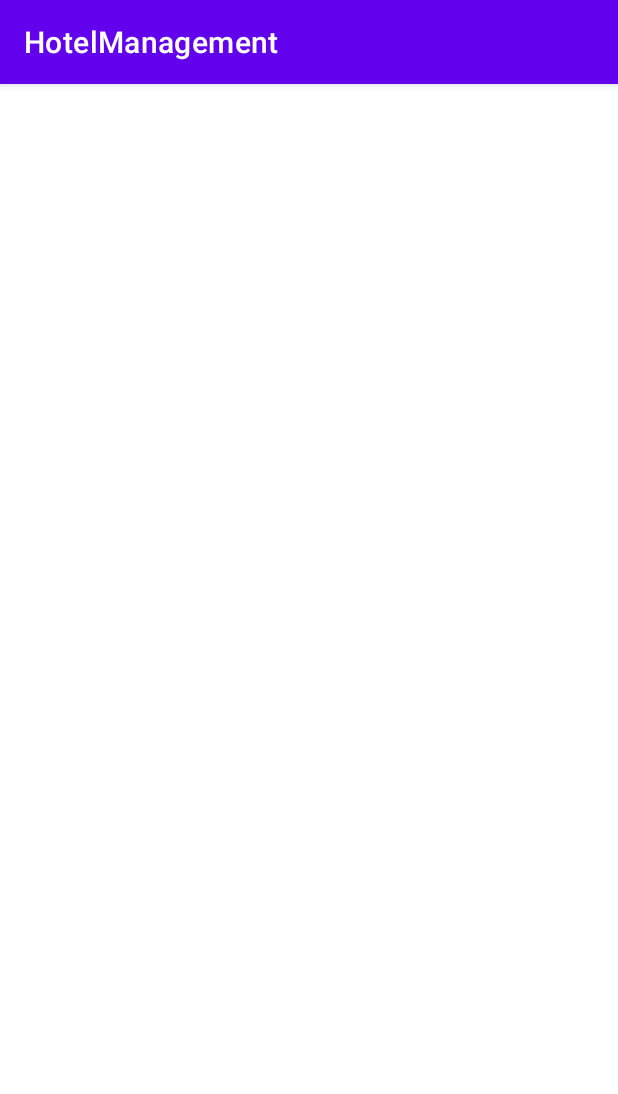
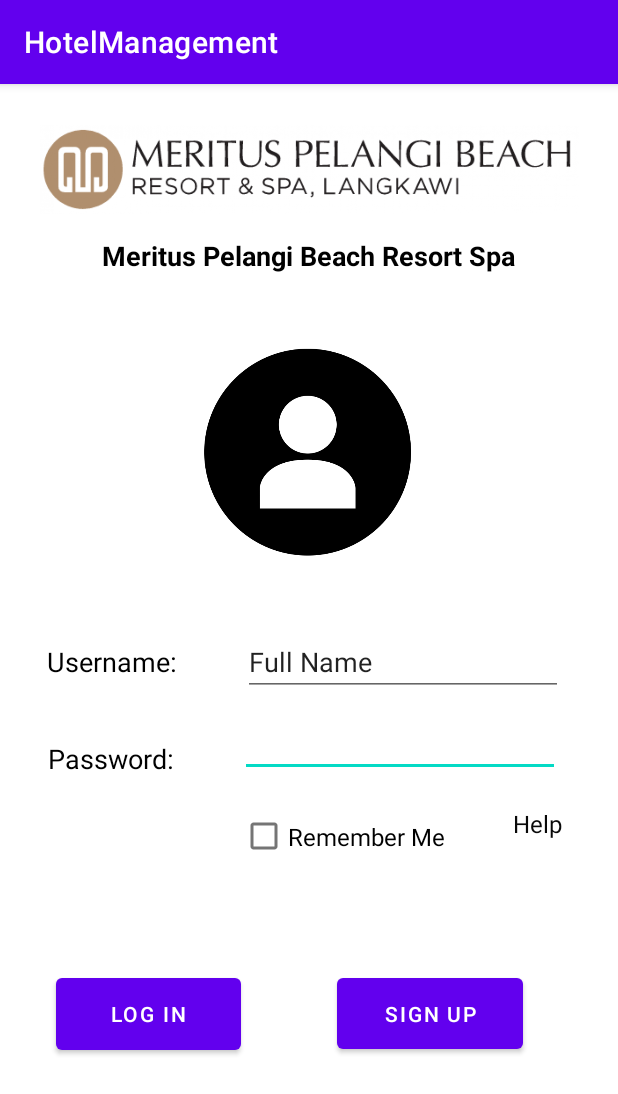
Before and after one commit to Lawrence-Lim/HotelManagement, an Android app: the screen it shows after launch (Login_Page), on a phone screen of 412 x 824 dp. Shown: the top 1094 px of the screen. Run offline under Robolectric (Android 15) with nearby library versions, the phone set to English and light mode, and no system bars.

Commit message:
Login Page

```diff
--- /dev/null
+++ b/app/src/main/res/drawable/custom_input.xml
@@ -0,0 +1,20 @@
+<?xml version="1.0" encoding="utf-8"?>
+<selector xmlns:android="http://schemas.android.com/apk/res/android">
+
+    <item android:state_enabled="true" android:state_focused="true">
+        <shape android:shape="rectangle">
+            <solid android:color="@android:color/white"/>
+            <corners android:radius="10dp"/>
+            <stroke android:color="@color/purple_200" android:width="1dp"/>
+        </shape>
+    </item>
+        <item android:state_enabled="true">
+            <shape android:shape="rectangle">
+                <solid android:color="@android:color/white"/>
+                <corners android:radius="10dp"/>
+                <stroke android:color="@android:color/darker_gray" android:width="1dp" />
+            </shape>
+        </item>
+
+
+</selector>
--- a/app/src/main/res/layout/activity_login__page.xml
+++ b/app/src/main/res/layout/activity_login__page.xml
@@ -6,4 +6,139 @@
     android:layout_height="match_parent"
     tools:context=".Login_Page">
 
+    <TextView
+        android:id="@+id/textView"
+        android:layout_width="wrap_content"
+        android:layout_height="wrap_content"
+        android:layout_marginTop="4dp"
+        android:text="@string/meritus_pelangi_beach_resort_spa"
+        android:textColor="@color/black"
+        android:textSize="18sp"
+        android:textStyle="bold"
+        app:layout_constraintEnd_toEndOf="parent"
+        app:layout_constraintStart_toStartOf="parent"
+        app:layout_constraintTop_toBottomOf="@+id/imageView" />
+
+    <ImageView
+        android:id="@+id/imageView"
+        android:layout_width="359dp"
+        android:layout_height="82dp"
+        android:layout_marginTop="16dp"
+        android:contentDescription="@string/login_logo"
+        app:layout_constraintEnd_toEndOf="parent"
+        app:layout_constraintStart_toStartOf="parent"
+        app:layout_constraintTop_toTopOf="parent"
+        app:srcCompat="@drawable/logo" />
+
+    <ImageView
+        android:id="@+id/imageView2"
+        android:layout_width="176dp"
+        android:layout_height="166dp"
+        android:layout_marginTop="36dp"
+        android:contentDescription="@string/user_logo"
+        app:layout_constraintEnd_toEndOf="parent"
+        app:layout_constraintHorizontal_bias="0.497"
+        app:layout_constraintStart_toStartOf="parent"
+        app:layout_constraintTop_toBottomOf="@+id/textView"
+        app:srcCompat="@drawable/user" />
+
+    <TextView
+        android:id="@+id/textView3"
+        android:layout_width="wrap_content"
+        android:layout_height="wrap_content"
+        android:layout_marginStart="32dp"
+        android:layout_marginTop="40dp"
+        android:text="@string/password"
+        android:textColor="#000000"
+        android:textSize="18sp"
+        app:layout_constraintStart_toStartOf="parent"
+        app:layout_constraintTop_toBottomOf="@+id/textView2" />
+
+    <TextView
+        android:id="@+id/textView2"
+        android:layout_width="wrap_content"
+        android:layout_height="wrap_content"
+        android:layout_marginStart="31dp"
+        android:layout_marginTop="44dp"
+        android:text="@string/username"
+        android:textColor="#000000"
+        android:textSize="18sp"
+        app:layout_constraintStart_toStartOf="parent"
+        app:layout_constraintTop_toBottomOf="@+id/imageView2" />
+
+    <EditText
+        android:id="@+id/editTextTextPassword"
+        android:layout_width="wrap_content"
+        android:layout_height="wrap_content"
+        android:layout_marginStart="44dp"
+        android:ems="10"
+        android:inputType="textPassword"
+        android:labelFor="@+id/editTextTextPassword"
+        app:layout_constraintBottom_toBottomOf="@+id/textView3"
+        app:layout_constraintStart_toEndOf="@+id/textView3"
+        app:layout_constraintTop_toTopOf="@+id/textView3"
+        app:layout_constraintVertical_bias="1.0"
+        android:autofillHints="" />
+
+    <EditText
+        android:id="@+id/editTextTextPersonName"
+        android:layout_width="wrap_content"
+        android:layout_height="wrap_content"
+        android:layout_marginStart="44dp"
+        android:ems="10"
+        android:inputType="textPersonName"
+        android:text="@string/full_name"
+        android:labelFor="@+id/editTextTextPersonName"
+        app:layout_constraintBottom_toBottomOf="@+id/textView2"
+        app:layout_constraintStart_toEndOf="@+id/textView2"
+        app:layout_constraintTop_toTopOf="@+id/textView2"
+        android:autofillHints="" />
+
+    <CheckBox
+        android:id="@+id/checkBox"
+        android:layout_width="153dp"
+        android:layout_height="39dp"
+        android:layout_marginStart="160dp"
+        android:layout_marginTop="20dp"
+        android:text="@string/remember_me"
+        android:textSize="16sp"
+        app:layout_constraintStart_toStartOf="parent"
+        app:layout_constraintTop_toBottomOf="@+id/editTextTextPassword" />
+
+    <Button
+        android:id="@+id/button"
+        android:layout_width="123dp"
+        android:layout_height="60dp"
+        android:layout_marginStart="37dp"
+        android:layout_marginTop="128dp"
+        android:text="@string/log_in"
+        app:layout_constraintStart_toStartOf="parent"
+        app:layout_constraintTop_toBottomOf="@+id/textView3" />
+
+    <Button
+        android:id="@+id/button2"
+        android:layout_width="124dp"
+        android:layout_height="59dp"
+        android:layout_marginStart="64dp"
+        android:layout_marginBottom="1dp"
+        android:text="@string/sign_up"
+        app:layout_constraintBottom_toBottomOf="@+id/button"
+        app:layout_constraintStart_toEndOf="@+id/button"
+        app:layout_constraintTop_toTopOf="@+id/button"
+        app:layout_constraintVertical_bias="0.0" />
+
+    <TextView
+        android:id="@+id/textView4"
+        android:layout_width="50dp"
+        android:layout_height="27dp"
+        android:layout_marginStart="20dp"
+        android:text="@string/help"
+        android:textAlignment="center"
+        android:textColor="#090909"
+        android:textSize="16sp"
+        app:layout_constraintBottom_toBottomOf="@+id/checkBox"
+        app:layout_constraintStart_toEndOf="@+id/checkBox"
+        app:layout_constraintTop_toTopOf="@+id/checkBox"
+        app:layout_constraintVertical_bias="0.0" />
+
 </androidx.constraintlayout.widget.ConstraintLayout>
--- a/app/src/main/res/values/strings.xml
+++ b/app/src/main/res/values/strings.xml
@@ -2,4 +2,14 @@
     <string name="app_name">HotelManagement</string>
     <string name="hotel_management_system">Hotel Management System</string>
     <string name="splash_icon">splash_icon</string>
+    <string name="login_logo">login_logo</string>
+    <string name="meritus_pelangi_beach_resort_spa">Meritus Pelangi Beach Resort Spa</string>
+    <string name="password">Password:</string>
+    <string name="username">Username:</string>
+    <string name="help">Help</string>
+    <string name="remember_me">Remember Me</string>
+    <string name="sign_up">Sign Up</string>
+    <string name="log_in">Log In</string>
+    <string name="full_name">Full Name</string>
+    <string name="user_logo">user_logo</string>
 </resources>
```
Also changed, not shown: app/src/main/res/drawable/logo.png (added), app/src/main/res/drawable/user.png (added).
